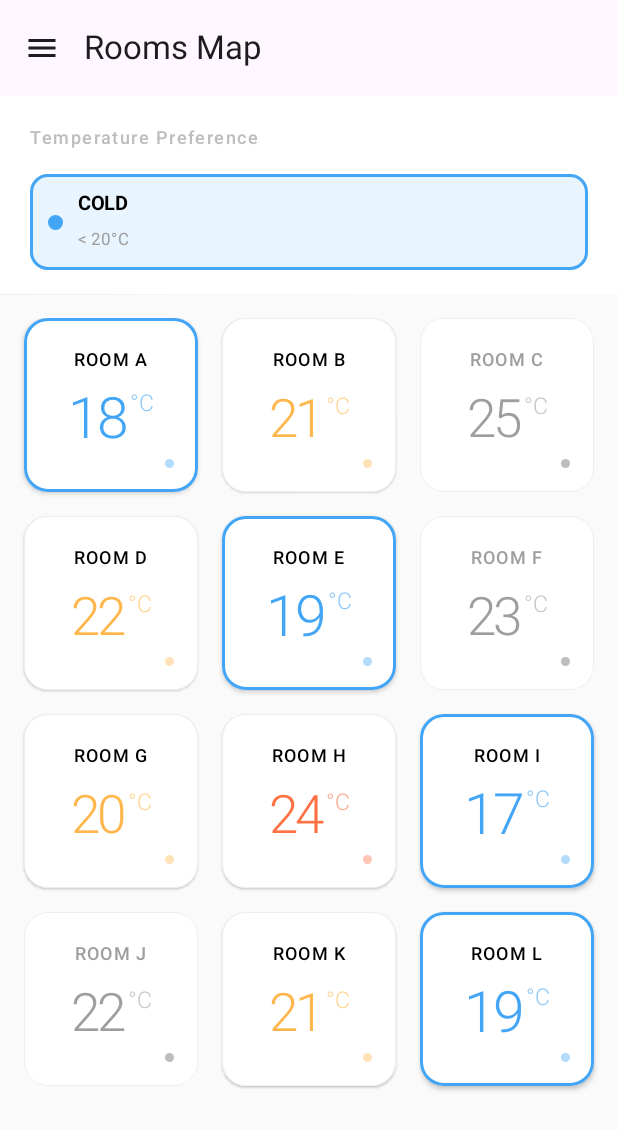
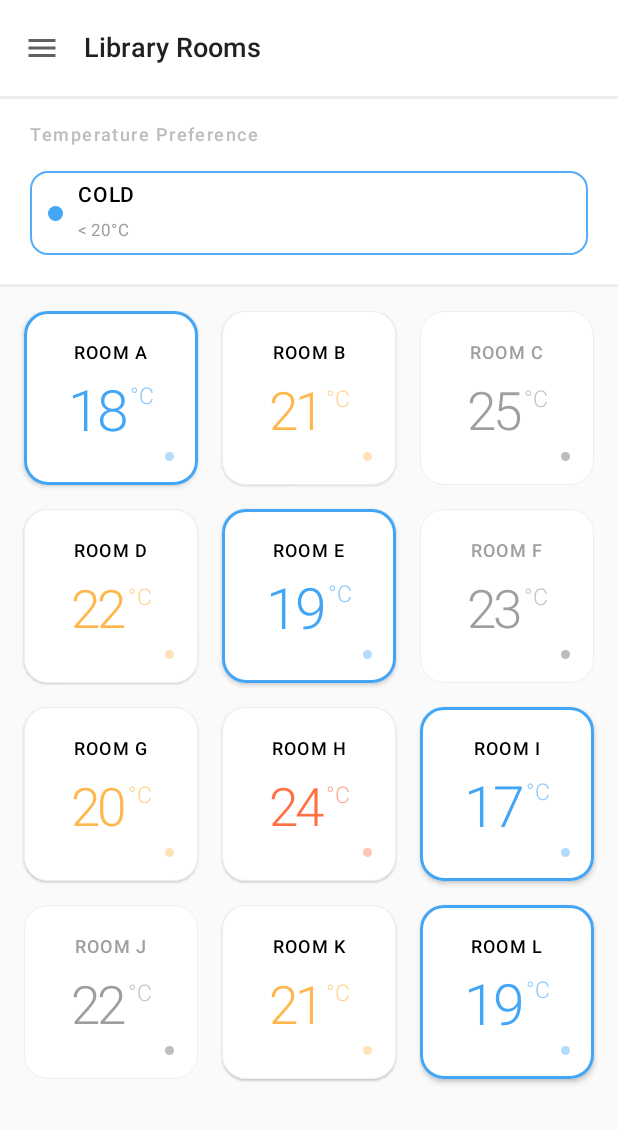
Before and after one commit to MDN-IA/frontend-mobile, an Android app built with Jetpack Compose: the screen it shows after launch (MainActivity), on a phone screen of 412 x 824 dp. Shown: the top 1130 px of the screen. Run offline under Robolectric (Android 15) with nearby library versions, the phone set to English and light mode, and no system bars.

Commit message:
Mejora LibraryRooms and SlideShow

```diff
--- a/app/src/main/java/com/example/iot_mobile/ui/main/MainActivity.kt
+++ b/app/src/main/java/com/example/iot_mobile/ui/main/MainActivity.kt
@@ -3,13 +3,21 @@ package com.example.iot_mobile.ui.main
 import android.os.Bundle
 import androidx.activity.ComponentActivity
 import androidx.activity.compose.setContent
+import androidx.compose.foundation.background
 import androidx.compose.foundation.layout.*
+import androidx.compose.foundation.shape.CircleShape
 import androidx.compose.material.icons.Icons
 import androidx.compose.material.icons.filled.*
+import androidx.compose.material.icons.outlined.*
 import androidx.compose.material3.*
 import androidx.compose.runtime.*
+import androidx.compose.ui.Alignment
 import androidx.compose.ui.Modifier
+import androidx.compose.ui.graphics.Color
+import androidx.compose.ui.graphics.vector.ImageVector
+import androidx.compose.ui.text.font.FontWeight
 import androidx.compose.ui.unit.dp
+import androidx.compose.ui.unit.sp
 import androidx.navigation.compose.rememberNavController
 import com.example.iot_mobile.ui.navigation.AppNavigator
 import com.example.iot_mobile.ui.navigation.NavigationRoutes
@@ -35,14 +43,17 @@ fun MainScreen() {
     val navController = rememberNavController()
     val drawerState = rememberDrawerState(initialValue = DrawerValue.Closed)
     val scope = rememberCoroutineScope()
+    var currentRoute by remember { mutableStateOf(NavigationRoutes.MAIN) }
 
     ModalNavigationDrawer(
         drawerState = drawerState,
         drawerContent = {
             DrawerContent(
+                currentRoute = currentRoute,
                 onNavigate = { route ->
                     scope.launch {
                         drawerState.close()
+                        currentRoute = route
                         navController.navigate(route)
                     }
                 },
@@ -58,19 +69,32 @@ fun MainScreen() {
         Scaffold(
             topBar = {
                 TopAppBar(
-                    title = { Text("Rooms Map") },
+                    title = {
+                        Text(
+                            "Library Rooms",
+                            fontSize = 18.sp,
+                            fontWeight = FontWeight.Medium
+                        )
+                    },
                     navigationIcon = {
-                        IconButton(onClick = {
-                            scope.launch {
-                                drawerState.open()
+                        IconButton(
+                            onClick = {
+                                scope.launch {
+                                    drawerState.open()
+                                }
                             }
-                        }) {
+                        ) {
                             Icon(
                                 imageVector = Icons.Default.Menu,
                                 contentDescription = "Menu"
                             )
                         }
-                    }
+                    },
+                    colors = TopAppBarDefaults.topAppBarColors(
+                        containerColor = Color.White,
+                        titleContentColor = Color(0xFF212121),
+                        navigationIconContentColor = Color(0xFF616161)
+                    )
                 )
             }
         ) { paddingValues ->
@@ -83,52 +107,149 @@ fun MainScreen() {
 
 @Composable
 fun DrawerContent(
+    currentRoute: String,
     onNavigate: (String) -> Unit,
     onLogout: () -> Unit
 ) {
-    ModalDrawerSheet {
-        // Header del drawer
-        Box(
+    ModalDrawerSheet(
+        drawerContainerColor = Color.White
+    ) {
+        // Header minimalista
+        Column(
             modifier = Modifier
                 .fillMaxWidth()
-                .height(200.dp)
-                .padding(16.dp)
+                .padding(24.dp)
         ) {
-            Column {
-                Text(
-                    text = "IOT Mobile",
-                    style = MaterialTheme.typography.headlineMedium
-                )
-                Spacer(modifier = Modifier.height(8.dp))
-                Text(
-                    text = "usuario@ejemplo.com",
-                    style = MaterialTheme.typography.bodyMedium
+            // Avatar
+            Box(
+                modifier = Modifier
+                    .size(56.dp)
+                    .background(
+                        color = Color(0xFF42A5F5).copy(alpha = 0.1f),
+                        shape = CircleShape
+                    ),
+                contentAlignment = Alignment.Center
+            ) {
+                Icon(
+                    imageVector = Icons.Default.Person,
+                    contentDescription = null,
+                    tint = Color(0xFF42A5F5),
+                    modifier = Modifier.size(28.dp)
                 )
             }
+
+            Spacer(modifier = Modifier.height(16.dp))
+
+            Text(
+                text = "John Doe",
+                fontSize = 18.sp,
+                fontWeight = FontWeight.SemiBold,
+                color = Color(0xFF212121)
+            )
+
+            Text(
+                text = "john.doe@library.com",
+                fontSize = 13.sp,
+                color = Color(0xFF757575),
+                modifier = Modifier.padding(top = 4.dp)
+            )
         }
 
-        HorizontalDivider()
-
-        // Opciones del menú
-        NavigationDrawerItem(
-            icon = { Icon(Icons.Default.Home, contentDescription = null) },
-            label = { Text("Rooms Map") },
-            selected = false,
-            onClick = { onNavigate(NavigationRoutes.MAP) }
+        Divider(
+            color = Color(0xFFF0F0F0),
+            thickness = 1.dp
         )
 
-        NavigationDrawerItem(
-            icon = { Icon(Icons.Default.Person, contentDescription = null) },
-            label = { Text("My Profile") },
-            selected = false,
+        Spacer(modifier = Modifier.height(8.dp))
+
+        // Menu items minimalistas
+        MinimalMenuItem(
+            icon = Icons.Outlined.Home,
+            label = "Library Rooms",
+            isSelected = currentRoute == NavigationRoutes.MAIN,
+            onClick = { onNavigate(NavigationRoutes.MAIN) }
+        )
+
+        MinimalMenuItem(
+            icon = Icons.Outlined.Person,
+            label = "My Profile",
+            isSelected = currentRoute == NavigationRoutes.SETTINGS,
             onClick = { onNavigate(NavigationRoutes.SETTINGS) }
         )
 
-        NavigationDrawerItem(
-            icon = { Icon(Icons.Default.Lock, contentDescription = null) },
-            label = { Text("Logout") },
-            selected = false,
-            onClick = { onLogout() }
+        Spacer(modifier = Modifier.weight(1f))
+
+        Divider(
+            color = Color(0xFFF0F0F0),
+            thickness = 1.dp
         )
+
+        MinimalMenuItem(
+            icon = Icons.Outlined.ExitToApp,
+            label = "Logout",
+            isSelected = false,
+            onClick = { onLogout() },
+            isDestructive = true
+        )
+
+        Spacer(modifier = Modifier.height(8.dp))
     }
 }
+
+@Composable
+fun MinimalMenuItem(
+    icon: ImageVector,
+    label: String,
+    isSelected: Boolean,
+    onClick: () -> Unit,
+    isDestructive: Boolean = false
+) {
+    val backgroundColor = when {
+        isSelected -> Color(0xFF42A5F5).copy(alpha = 0.08f)
+        else -> Color.Transparent
+    }
+
+    val iconColor = when {
+        isDestructive -> Color(0xFFEF5350)
+        isSelected -> Color(0xFF42A5F5)
+        else -> Color(0xFF757575)
+    }
+
+    val textColor = when {
+        isDestructive -> Color(0xFFEF5350)
+        isSelected -> Color(0xFF212121)
+        else -> Color(0xFF616161)
+    }
+
+    Surface(
+        onClick = onClick,
+        color = backgroundColor,
+        modifier = Modifier
+            .fillMaxWidth()
+            .padding(horizontal = 12.dp, vertical = 4.dp),
+        shape = MaterialTheme.shapes.medium
+    ) {
+        Row(
+            modifier = Modifier
+                .fillMaxWidth()
+                .padding(horizontal = 16.dp, vertical = 12.dp),
+            verticalAlignment = Alignment.CenterVertically
+        ) {
+            Icon(
+                imageVector = icon,
+                contentDescription = null,
+                tint = iconColor,
+                modifier = Modifier.size(22.dp)
+            )
+
+            Spacer(modifier = Modifier.width(16.dp))
+
+            Text(
+                text = label,
+                fontSize = 14.sp,
+                fontWeight = if (isSelected) FontWeight.SemiBold else FontWeight.Normal,
+                color = textColor
+            )
+        }
+    }
+}
--- a/app/src/main/java/com/example/iot_mobile/ui/main/RoomsMap.kt
+++ b/app/src/main/java/com/example/iot_mobile/ui/main/RoomsMap.kt
@@ -17,7 +17,6 @@ import androidx.compose.ui.unit.dp
 import androidx.compose.ui.unit.sp
 import androidx.navigation.NavHostController
 
-// Data class para representar una sala
 data class Room(
     val name: String,
     val temperature: Int,
@@ -26,9 +25,7 @@ data class Room(
 )
 
 enum class TemperatureType {
-    COLD,    // <20°C - Blue
-    WARM,    // 20-23°C - Yellow
-    HOT      // >23°C - Orange
+    COLD, WARM, HOT
 }
 
 @OptIn(ExperimentalMaterial3Api::class)
@@ -36,7 +33,6 @@ enum class TemperatureType {
 fun MainScreen(navController: NavHostController) {
     var selectedPreference by remember { mutableStateOf("COLD") }
 
-    // Sample data - esto vendría de tu API/backend
     val rooms = remember {
         listOf(
             Room("ROOM A", 18, true, TemperatureType.COLD),
@@ -58,13 +54,16 @@ fun MainScreen(navController: NavHostController) {
         topBar = {
             Surface(
                 modifier = Modifier.fillMaxWidth(),
-                color = Color.White,
-                shadowElevation = 0.5.dp
+                color = Color.White
             ) {
+                Column(
+                    modifier = Modifier.fillMaxWidth()
+                ) {
+                    HorizontalDivider(color = Color(0xFFEEEEEE), thickness = 2.dp)
                     Column(
                         modifier = Modifier
                             .fillMaxWidth()
-                        .padding(horizontal = 20.dp, vertical = 16.dp)
+                            .padding(horizontal = 20.dp, vertical = 12.dp)
                     ) {
                         Text(
                             text = "Temperature Preference",
@@ -76,18 +75,15 @@ fun MainScreen(navController: NavHostController) {
                         Spacer(modifier = Modifier.height(12.dp))
                         Row(
                             modifier = Modifier.fillMaxWidth(),
-                        horizontalArrangement = Arrangement.spacedBy(10.dp)
+                            horizontalArrangement = Arrangement.Start
                         ) {
-                        PreferenceChip("COLD", "< 20°C", selectedPreference, Color(0xFF42A5F5)) {
-                            selectedPreference = "COLD"
-                        }
-                        PreferenceChip("WARM", "20-23°C", selectedPreference, Color(0xFFFFB74D)) {
-                            selectedPreference = "WARM"
-                        }
-                        PreferenceChip("HOT", "> 23°C", selectedPreference, Color(0xFFFF7043)) {
-                            selectedPreference = "HOT"
+                            SinglePreferenceChip(
+                                selectedPreference = selectedPreference
+                            )
                         }
                     }
+                    Spacer(modifier = Modifier.height(7.dp))
+                    HorizontalDivider(color = Color(0xFFEEEEEE), thickness = 2.dp)
                 }
             }
         }
@@ -113,34 +109,29 @@ fun MainScreen(navController: NavHostController) {
 }
 
 @Composable
-fun PreferenceChip(
-    text: String,
-    range: String,
-    selectedPreference: String,
-    color: Color,
-    onClick: () -> Unit
+fun SinglePreferenceChip(
+    selectedPreference: String
 ) {
-    val isSelected = selectedPreference == text
+    val (label, range, color) = when (selectedPreference) {
+        "COLD" -> Triple("COLD", "< 20°C", Color(0xFF42A5F5))
+        "WARM" -> Triple("WARM", "20-23°C", Color(0xFFFFB74D))
+        else -> Triple("HOT", "> 23°C", Color(0xFFFF7043))
+    }
 
     Surface(
-        onClick = onClick,
         modifier = Modifier
-            .height(64.dp)
-            .widthIn(min = 100.dp),
+            .height(56.dp)
+            .widthIn(min = 160.dp),
         shape = MaterialTheme.shapes.medium,
-        color = if (isSelected) color.copy(alpha = 0.12f) else Color(0xFFF5F5F5),
-        border = if (isSelected) {
-            androidx.compose.foundation.BorderStroke(2.dp, color)
-        } else {
-            androidx.compose.foundation.BorderStroke(1.dp, Color(0xFFE0E0E0))
-        }
+        color = Color.White,
+        border = androidx.compose.foundation.BorderStroke(1.dp, color.copy(alpha = 0.9f)),
+        shadowElevation = 0.dp
     ) {
         Row(
             modifier = Modifier
                 .fillMaxSize()
                 .padding(horizontal = 12.dp),
-            verticalAlignment = Alignment.CenterVertically,
-            horizontalArrangement = Arrangement.Start
+            verticalAlignment = Alignment.CenterVertically
         ) {
             Box(
                 modifier = Modifier
@@ -150,10 +141,10 @@ fun PreferenceChip(
             Spacer(modifier = Modifier.width(10.dp))
             Column {
                 Text(
-                    text = text,
-                    fontSize = 13.sp,
-                    fontWeight = if (isSelected) FontWeight.Bold else FontWeight.SemiBold,
-                    color = if (isSelected) Color.Black else Color(0xFF616161)
+                    text = label,
+                    fontSize = 14.sp,
+                    fontWeight = FontWeight.SemiBold,
+                    color = Color.Black
                 )
                 Text(
                     text = range,
@@ -164,6 +155,7 @@ fun PreferenceChip(
         }
     }
 }
+
 
 @Composable
 fun RoomCard(room: Room, matchesPreference: Boolean = false) {
@@ -196,7 +188,6 @@ fun RoomCard(room: Room, matchesPreference: Boolean = false) {
         Box(
             modifier = Modifier.fillMaxSize()
         ) {
-            // Overlay si no está disponible
             if (!room.isAvailable) {
                 Box(
                     modifier = Modifier
@@ -212,7 +203,6 @@ fun RoomCard(room: Room, matchesPreference: Boolean = false) {
                 horizontalAlignment = Alignment.CenterHorizontally,
                 verticalArrangement = Arrangement.SpaceBetween
             ) {
-                // Nombre de sala
                 Text(
                     text = room.name,
                     fontSize = 12.sp,
@@ -221,7 +211,6 @@ fun RoomCard(room: Room, matchesPreference: Boolean = false) {
                     letterSpacing = 0.8.sp
                 )
 
-                // Temperatura
                 Row(
                     verticalAlignment = Alignment.Top,
                     horizontalArrangement = Arrangement.Center
@@ -241,7 +230,6 @@ fun RoomCard(room: Room, matchesPreference: Boolean = false) {
                     )
                 }
 
-                // Status compacto
                 Row(
                     modifier = Modifier.fillMaxWidth(),
                     horizontalArrangement = Arrangement.Absolute.Right,
--- a/app/src/main/java/com/example/iot_mobile/ui/navigation/AppNavigator.kt
+++ b/app/src/main/java/com/example/iot_mobile/ui/navigation/AppNavigator.kt
@@ -11,7 +11,7 @@ object NavigationRoutes {
     const val REGISTER = "register"
     const val LOGIN = "login"
     const val SETTINGS = "settings"
-    const val MAP = "map"
+    const val PROFILE = "profile"
 }
 
 @Composable
@@ -28,6 +28,7 @@ fun AppNavigator(
         }
 
         composable(NavigationRoutes.REGISTER) {
+            // RegisterScreen(navController)
         }
 
         composable(NavigationRoutes.LOGIN) {
@@ -38,8 +39,8 @@ fun AppNavigator(
             // SettingsScreen(navController)
         }
 
-        composable(NavigationRoutes.MAP) {
-            // MapScreen(navController)
+        composable(NavigationRoutes.PROFILE) {
+            // ProfileScreen(navController)
         }
     }
 }
```
Lines whose indentation alone changed are shown as unchanged.
